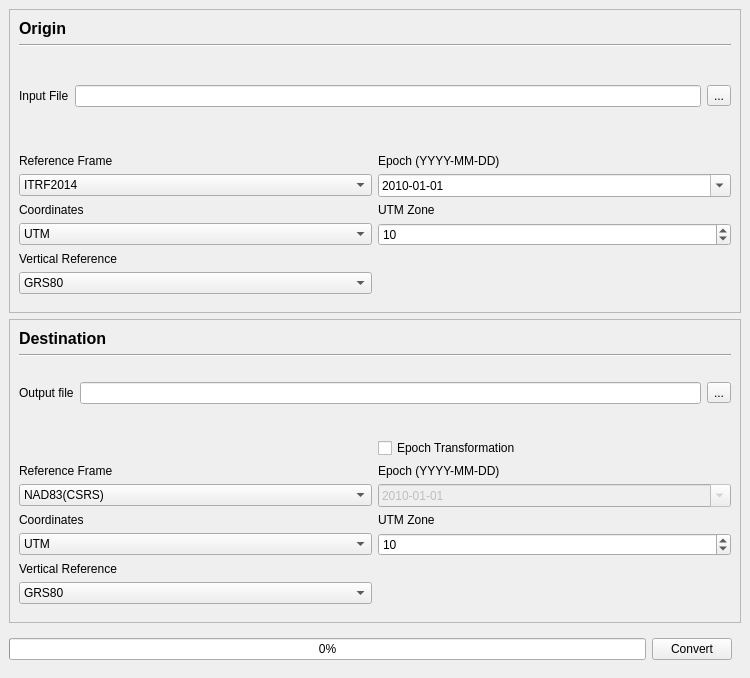
Above: las_trx/resources/mainwindow.ui from HakaiInstitute/LAS-TRX before the change. Below: the same form after it.
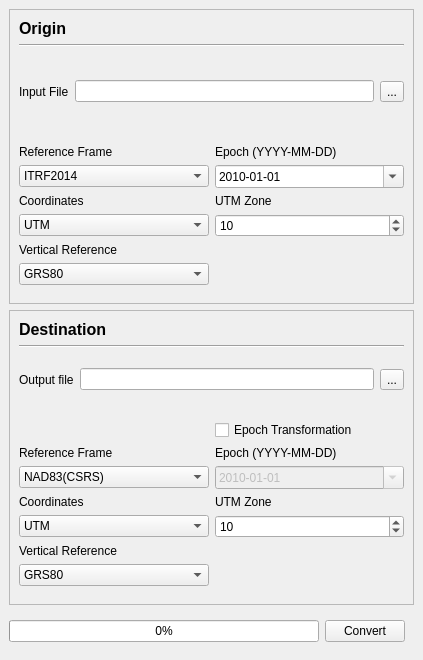
That is the form after the change.

Commit message: Make default window size smaller

```diff
--- a/las_trx/resources/mainwindow.ui
+++ b/las_trx/resources/mainwindow.ui
@@ -6,8 +6,8 @@
    <rect>
     <x>0</x>
     <y>0</y>
-    <width>750</width>
-    <height>678</height>
+    <width>423</width>
+    <height>660</height>
    </rect>
   </property>
   <property name="windowTitle">
@@ -223,7 +223,7 @@
               <second>59</second>
               <year>9998</year>
               <month>1</month>
-              <day>5</day>
+              <day>6</day>
              </datetime>
             </property>
             <property name="displayFormat">
```
The commit also changes 1 other file.
